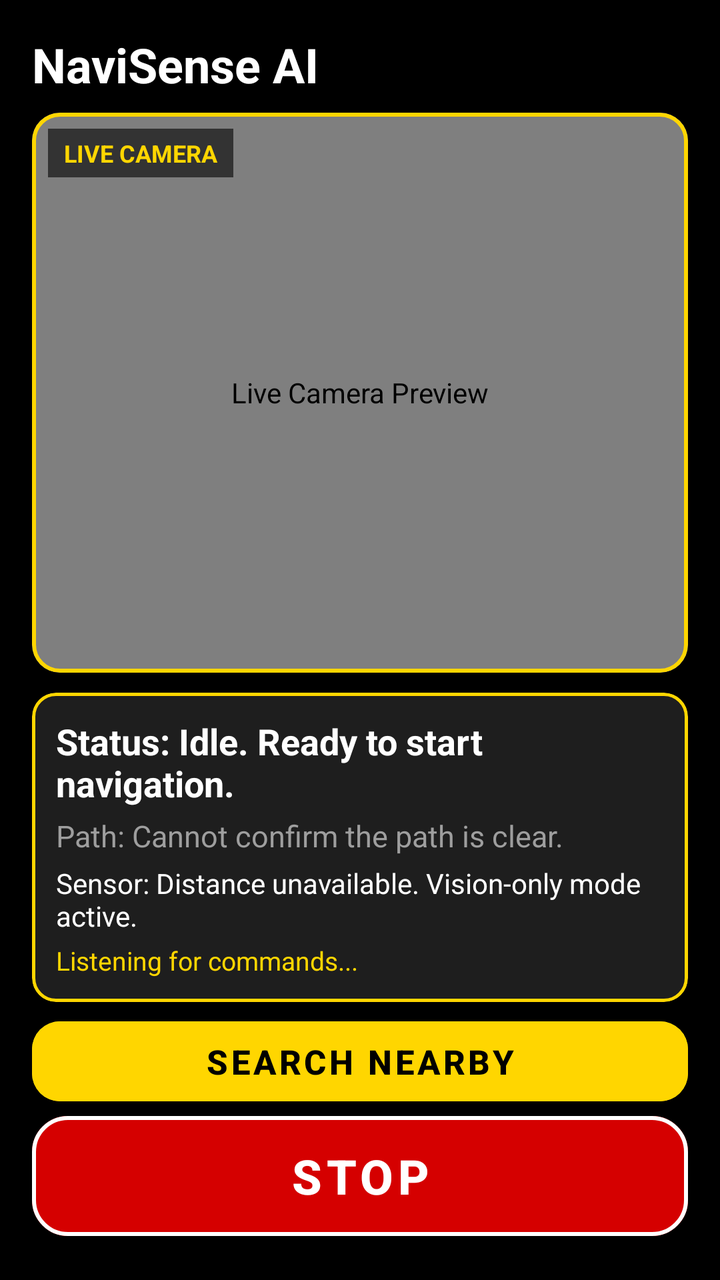
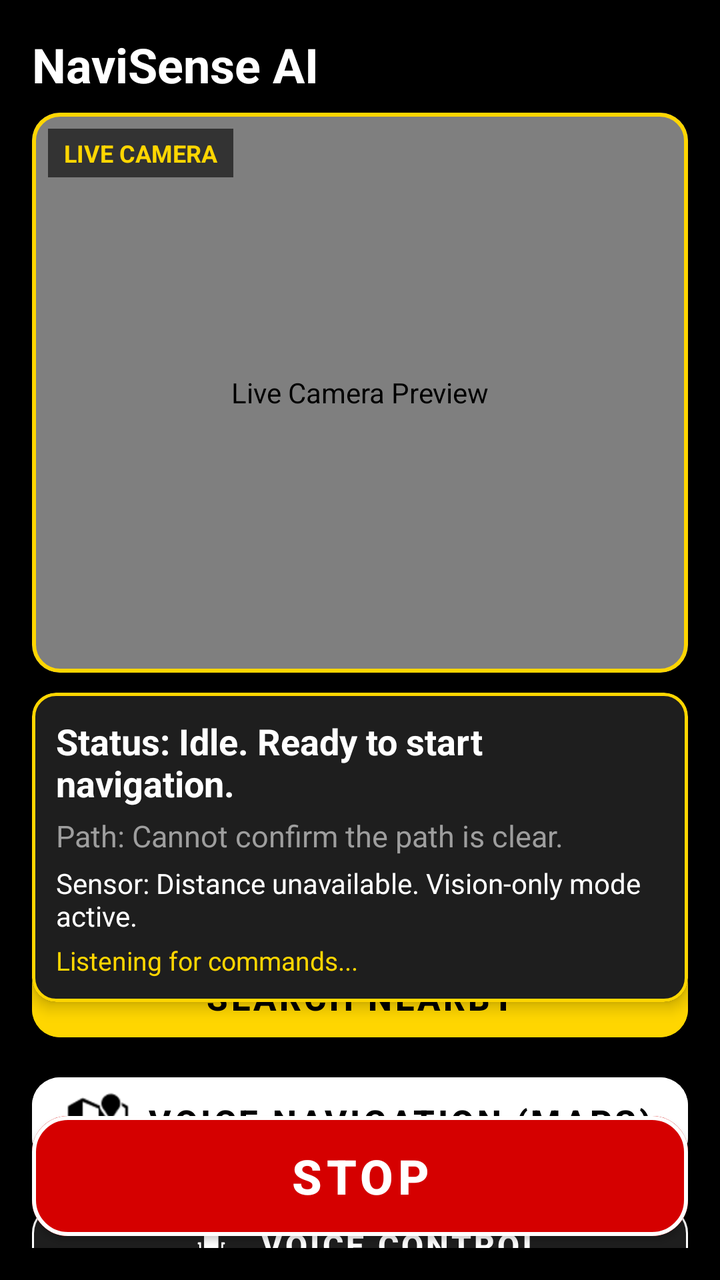

An Android layout rendered at two revisions. The XML below is the earlier revision; the diff shows what the commit changed to produce the second picture.
<!-- AndroidManifest.xml: application theme Theme.NaviSense -->
<!-- res/layout/activity_main.xml -->
<?xml version="1.0" encoding="utf-8"?>
<androidx.constraintlayout.widget.ConstraintLayout xmlns:android="http://schemas.android.com/apk/res/android"
    xmlns:app="http://schemas.android.com/apk/res-auto"
    xmlns:tools="http://schemas.android.com/tools"
    android:id="@+id/mainLayout"
    android:layout_width="match_parent"
    android:layout_height="match_parent"
    android:background="@color/navisense_black"
    android:padding="16dp">

    
    <TextView
        android:id="@+id/tvAppTitle"
        android:layout_width="0dp"
        android:layout_height="wrap_content"
        android:text="@string/app_name"
        android:textColor="@color/navisense_white"
        android:textSize="24sp"
        android:textStyle="bold"
        android:contentDescription="@string/app_name"
        app:layout_constraintTop_toTopOf="parent"
        app:layout_constraintStart_toStartOf="parent"
        app:layout_constraintEnd_toEndOf="parent" />

    
    <com.google.android.material.card.MaterialCardView
        android:id="@+id/cardCameraPreview"
        android:layout_width="0dp"
        android:layout_height="280dp"
        android:layout_marginTop="8dp"
        app:cardBackgroundColor="@color/navisense_black"
        app:cardCornerRadius="14dp"
        app:cardElevation="4dp"
        app:strokeColor="@color/navisense_yellow"
        app:strokeWidth="2dp"
        app:layout_constraintTop_toBottomOf="@id/tvAppTitle"
        app:layout_constraintStart_toStartOf="parent"
        app:layout_constraintEnd_toEndOf="parent">

        <FrameLayout
            android:layout_width="match_parent"
            android:layout_height="match_parent">

            <androidx.camera.view.PreviewView
                android:id="@+id/viewFinder"
                android:layout_width="match_parent"
                android:layout_height="match_parent"
                android:contentDescription="Live Camera Preview"
                app:scaleType="fillCenter" />

            
            <dev.navisense.camera.DetectionOverlayView
                android:id="@+id/detectionOverlay"
                android:layout_width="match_parent"
                android:layout_height="match_parent"
                android:visibility="gone" />

            
            <TextView
                android:id="@+id/tvCameraOverlay"
                android:layout_width="wrap_content"
                android:layout_height="wrap_content"
                android:layout_gravity="top|start"
                android:layout_margin="8dp"
                android:background="#99000000"
                android:paddingHorizontal="8dp"
                android:paddingVertical="4dp"
                android:text="LIVE CAMERA"
                android:textColor="@color/navisense_yellow"
                android:textSize="12sp"
                android:textStyle="bold" />

        </FrameLayout>
    </com.google.android.material.card.MaterialCardView>

    
    <com.google.android.material.card.MaterialCardView
        android:id="@+id/cardStatus"
        android:layout_width="0dp"
        android:layout_height="wrap_content"
        android:layout_marginTop="10dp"
        app:cardBackgroundColor="@color/navisense_card_surface"
        app:cardCornerRadius="12dp"
        app:cardElevation="4dp"
        app:strokeColor="@color/navisense_yellow"
        app:strokeWidth="1.5dp"
        app:layout_constraintTop_toBottomOf="@id/cardCameraPreview"
        app:layout_constraintStart_toStartOf="parent"
        app:layout_constraintEnd_toEndOf="parent">

        <LinearLayout
            android:layout_width="match_parent"
            android:layout_height="wrap_content"
            android:orientation="vertical"
            android:padding="12dp">

            <TextView
                android:id="@+id/tvSystemMode"
                android:layout_width="match_parent"
                android:layout_height="wrap_content"
                android:text="@string/status_idle"
                android:textColor="@color/navisense_white"
                android:textSize="18sp"
                android:textStyle="bold" />

            <TextView
                android:id="@+id/tvPathStatus"
                android:layout_width="match_parent"
                android:layout_height="wrap_content"
                android:layout_marginTop="4dp"
                android:text="@string/status_path_unknown"
                android:textColor="@color/status_unknown"
                android:textSize="15sp" />

            <TextView
                android:id="@+id/tvSensorStatus"
                android:layout_width="match_parent"
                android:layout_height="wrap_content"
                android:layout_marginTop="4dp"
                android:text="@string/status_sensor_unavailable"
                android:textColor="@color/navisense_white"
                android:textSize="14sp" />

            <TextView
                android:id="@+id/tvVoiceStatus"
                android:layout_width="match_parent"
                android:layout_height="wrap_content"
                android:layout_marginTop="4dp"
                android:text="@string/voice_cmd_listening"
                android:textColor="@color/navisense_yellow"
                android:textSize="13sp" />

        </LinearLayout>
    </com.google.android.material.card.MaterialCardView>

    
    <LinearLayout
        android:id="@+id/actionsContainer"
        android:layout_width="0dp"
        android:layout_height="wrap_content"
        android:layout_marginTop="8dp"
        android:layout_marginBottom="8dp"
        android:orientation="vertical"
        android:gravity="center_vertical"
        app:layout_constraintTop_toBottomOf="@id/cardStatus"
        app:layout_constraintBottom_toTopOf="@id/btnStop"
        app:layout_constraintVertical_bias="0.5"
        app:layout_constraintStart_toStartOf="parent"
        app:layout_constraintEnd_toEndOf="parent">

        
        <com.google.android.material.button.MaterialButton
            android:id="@+id/btnStartWalking"
            android:layout_width="match_parent"
            android:layout_height="60dp"
            android:backgroundTint="@color/btn_start_bg"
            android:text="@string/btn_start_walking"
            android:textColor="@color/btn_start_text"
            android:textSize="19sp"
            android:textStyle="bold"
            android:contentDescription="@string/btn_start_walking_desc"
            app:cornerRadius="14dp" />

        
        <com.google.android.material.button.MaterialButton
            android:id="@+id/btnSearchNearby"
            android:layout_width="match_parent"
            android:layout_height="52dp"
            android:layout_marginTop="8dp"
            android:backgroundTint="@color/navisense_yellow"
            android:text="@string/btn_search_nearby"
            android:textColor="@color/navisense_black"
            android:textSize="17sp"
            android:textStyle="bold"
            android:contentDescription="@string/btn_search_nearby_desc"
            app:cornerRadius="14dp" />

        
        <com.google.android.material.button.MaterialButton
            android:id="@+id/btnVoiceCommand"
            android:layout_width="match_parent"
            android:layout_height="52dp"
            android:layout_marginTop="8dp"
            android:backgroundTint="@color/navisense_card_surface"
            android:text="@string/btn_voice_command"
            android:textColor="@color/navisense_white"
            android:textSize="16sp"
            android:textStyle="bold"
            app:icon="@android:drawable/ic_btn_speak_now"
            app:iconGravity="textStart"
            app:iconTint="@color/navisense_white"
            android:contentDescription="@string/voice_cmd_mic_desc"
            app:strokeColor="@color/navisense_white"
            app:strokeWidth="1dp"
            app:cornerRadius="14dp" />

        
        <com.google.android.material.button.MaterialButton
            android:id="@+id/btnConfirmArrival"
            android:layout_width="match_parent"
            android:layout_height="52dp"
            android:layout_marginTop="8dp"
            android:backgroundTint="@color/navisense_white"
            android:text="@string/btn_arrival"
            android:textColor="@color/navisense_black"
            android:textSize="17sp"
            android:textStyle="bold"
            android:visibility="gone"
            android:contentDescription="@string/btn_arrival_desc"
            app:cornerRadius="14dp" />

    </LinearLayout>

    
    <com.google.android.material.button.MaterialButton
        android:id="@+id/btnStop"
        android:layout_width="0dp"
        android:layout_height="72dp"
        android:backgroundTint="@color/btn_stop_bg"
        android:text="@string/btn_stop"
        android:textColor="@color/btn_stop_text"
        android:textSize="24sp"
        android:textStyle="bold"
        android:contentDescription="@string/btn_stop_desc"
        app:cornerRadius="18dp"
        app:strokeColor="@color/navisense_white"
        app:strokeWidth="2dp"
        app:layout_constraintBottom_toBottomOf="parent"
        app:layout_constraintStart_toStartOf="parent"
        app:layout_constraintEnd_toEndOf="parent" />

</androidx.constraintlayout.widget.ConstraintLayout>
<!-- resources referenced by this layout -->
<resources>
  <color name="btn_start_bg">#00C853</color>
  <color name="btn_start_text">#000000</color>
  <color name="btn_stop_bg">#D50000</color>
  <color name="btn_stop_text">#FFFFFF</color>
  <color name="navisense_black">#000000</color>
  <color name="navisense_card_surface">#1E1E1E</color>
  <color name="navisense_white">#FFFFFF</color>
  <color name="navisense_yellow">#FFD600</color>
  <color name="status_unknown">#9E9E9E</color>
  <string name="app_name">NaviSense AI</string>
  <string name="btn_arrival">Confirm Arrival</string>
  <string name="btn_arrival_desc">Confirm you have arrived at the target zone and stop walking. Double tap to activate.</string>
  <string name="btn_search_nearby">Search Nearby</string>
  <string name="btn_search_nearby_desc">Search nearby for personal objects. Double tap to activate.</string>
  <string name="btn_start_walking">Start Walking</string>
  <string name="btn_start_walking_desc">Start obstacle assistance for walking. Double tap to activate.</string>
  <string name="btn_stop">Stop</string>
  <string name="btn_stop_desc">Stop assistance immediately and silence guidance. Double tap to activate.</string>
  <string name="btn_voice_command">Voice Control</string>
  <string name="status_idle">Status: Idle. Ready to start navigation.</string>
  <string name="status_path_unknown">Path: Cannot confirm the path is clear.</string>
  <string name="status_sensor_unavailable">Sensor: Distance unavailable. Vision-only mode active.</string>
  <string name="voice_cmd_listening">Listening for commands...</string>
  <string name="voice_cmd_mic_desc">Voice command microphone. Double tap to toggle listening.</string>
  <style name="Theme.NaviSense" parent="Theme.MaterialComponents.DayNight.NoActionBar">
          <item name="colorPrimary">@color/btn_start_bg</item>
          <item name="colorPrimaryVariant">@color/btn_start_bg</item>
          <item name="colorOnPrimary">@color/btn_start_text</item>
          <item name="colorSecondary">@color/navisense_yellow</item>
          <item name="colorSecondaryVariant">@color/navisense_yellow</item>
          <item name="colorOnSecondary">@color/navisense_black</item>
          <item name="android:colorBackground">@color/navisense_black</item>
          <item name="colorSurface">@color/navisense_dark_surface</item>
          <item name="colorOnSurface">@color/navisense_white</item>
          <item name="android:statusBarColor">@color/navisense_black</item>
          <item name="android:navigationBarColor">@color/navisense_black</item>
      </style>
  <color name="navisense_dark_surface">#121212</color>
</resources>

<!-- the commit's change to res/layout/activity_main.xml (unified diff, before → after) -->
@@ -173,6 +173,23 @@
             android:textSize="17sp"
             android:textStyle="bold"
             android:contentDescription="@string/btn_search_nearby_desc"
+            app:cornerRadius="14dp" />
+
+        
+        <com.google.android.material.button.MaterialButton
+            android:id="@+id/btnVoiceWalkingNav"
+            android:layout_width="match_parent"
+            android:layout_height="56dp"
+            android:layout_marginTop="8dp"
+            android:backgroundTint="@color/navisense_white"
+            android:text="@string/btn_voice_nav"
+            android:textColor="@color/navisense_black"
+            android:textSize="17sp"
+            android:textStyle="bold"
+            app:icon="@android:drawable/ic_dialog_map"
+            app:iconGravity="textStart"
+            app:iconTint="@color/navisense_black"
+            android:contentDescription="@string/btn_voice_nav_desc"
             app:cornerRadius="14dp" />
 
         
<!-- resource entries referenced after the edit -->
@@ -19,6 +19,8 @@
   <string name="btn_stop">Stop</string>
   <string name="btn_stop_desc">Stop assistance immediately and silence guidance. Double tap to activate.</string>
   <string name="btn_voice_command">Voice Control</string>
+  <string name="btn_voice_nav">Voice Navigation (Maps)</string>
+  <string name="btn_voice_nav_desc">Speak destination to start outdoor walking navigation with Google Maps. Double tap to activate.</string>
   <string name="status_idle">Status: Idle. Ready to start navigation.</string>
   <string name="status_path_unknown">Path: Cannot confirm the path is clear.</string>
   <string name="status_sensor_unavailable">Sensor: Distance unavailable. Vision-only mode active.</string>
